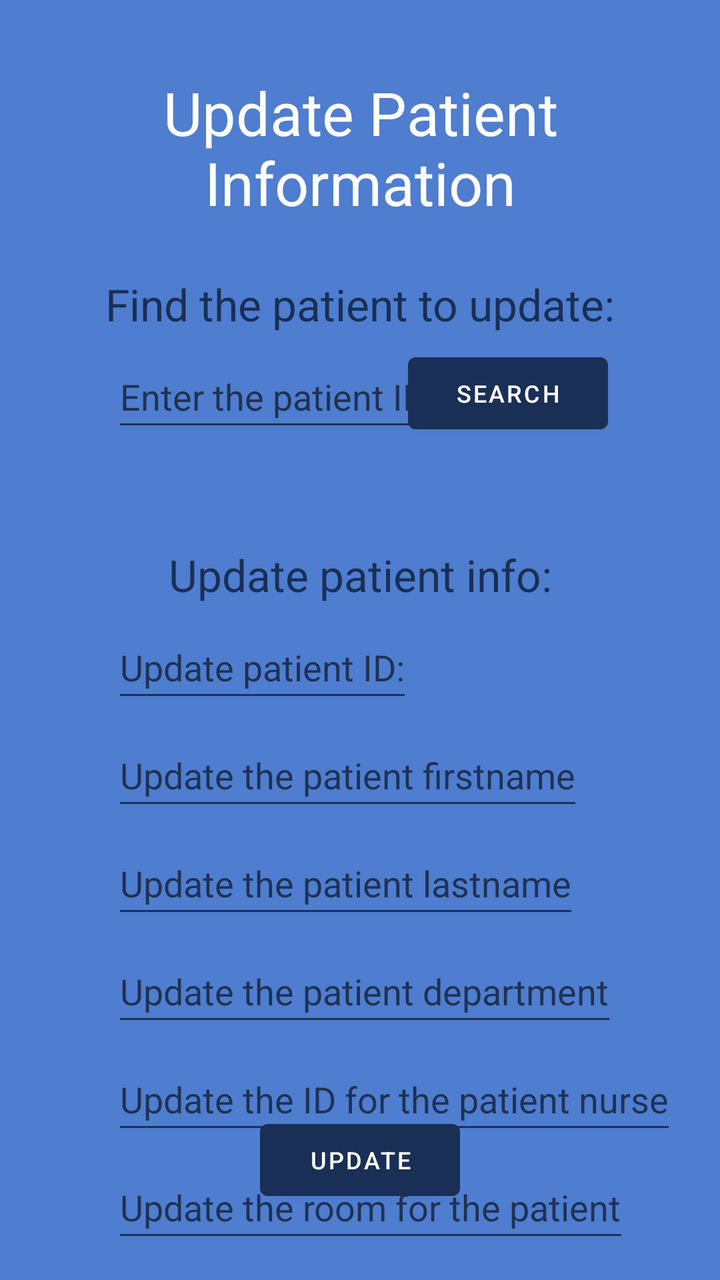
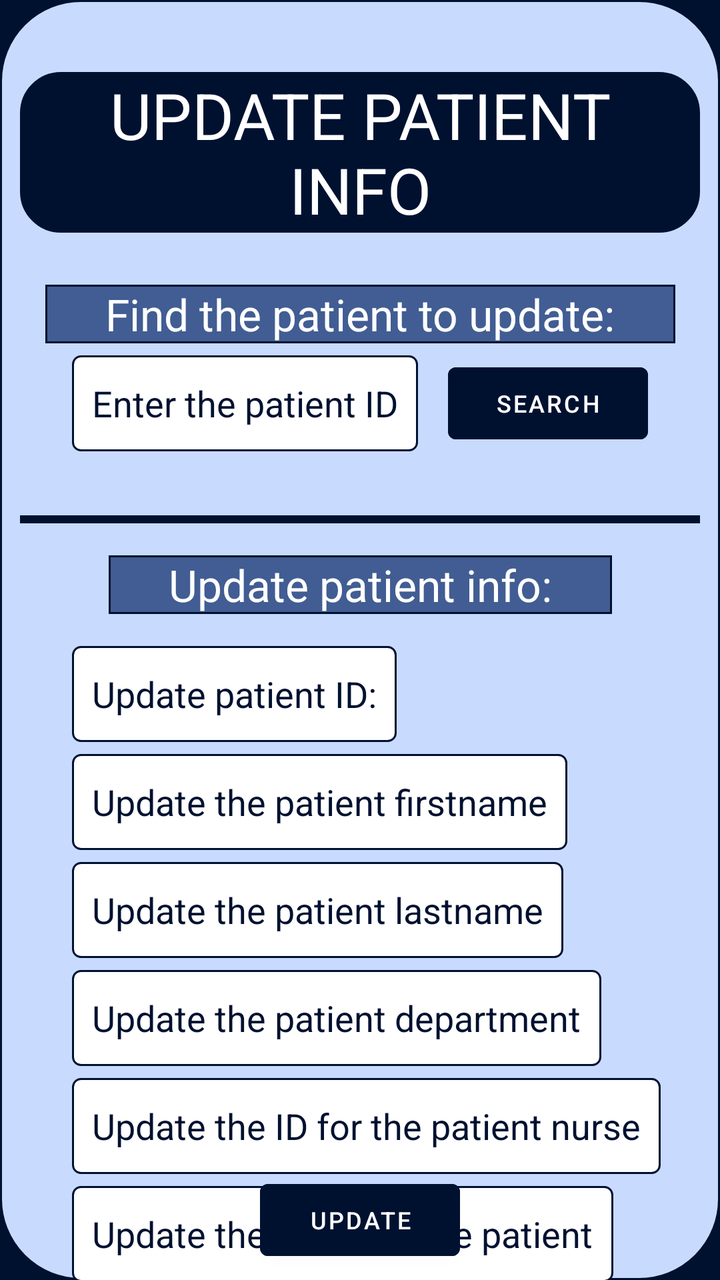

Before-and-after screenshots of an Android layout around one commit, followed by the original layout XML and the change that was made.
<!-- AndroidManifest.xml: application theme Theme.Alexandermaynard_COMP304Lab3_Ex1 -->
<!-- res/layout/activity_update_info.xml -->
<?xml version="1.0" encoding="utf-8"?>
<androidx.constraintlayout.widget.ConstraintLayout xmlns:android="http://schemas.android.com/apk/res/android"
    xmlns:app="http://schemas.android.com/apk/res-auto"
    xmlns:tools="http://schemas.android.com/tools"
    android:id="@+id/main"
    android:layout_width="match_parent"
    android:layout_height="match_parent"
    tools:context=".UpdateInfo">

    <TextView
        android:id="@+id/patient_title"
        style="@style/title_text"
        android:layout_width="wrap_content"
        android:layout_height="wrap_content"
        android:layout_marginTop="36dp"
        android:text="@string/update_info_title"
        app:layout_constraintEnd_toEndOf="parent"
        app:layout_constraintStart_toStartOf="parent"
        app:layout_constraintTop_toTopOf="parent" />

    <TextView
        android:id="@+id/find_patient_title"
        style="@style/sub_title_text"
        android:layout_width="wrap_content"
        android:layout_height="wrap_content"
        android:layout_marginTop="26dp"
        android:text="@string/find_patient_title"
        app:layout_constraintEnd_toEndOf="parent"
        app:layout_constraintStart_toStartOf="parent"
        app:layout_constraintTop_toBottomOf="@+id/patient_title" />

    <EditText
        android:id="@+id/patient_id_search"
        style="@style/right_aligned_edit_text"
        android:layout_width="wrap_content"
        android:layout_height="48dp"
        android:layout_marginStart="56dp"
        android:layout_marginTop="6dp"
        android:autofillHints="enter the patient's ID"
        android:hint="@string/patient_id_hint"
        android:inputType="number"
        app:layout_constraintStart_toStartOf="parent"
        app:layout_constraintTop_toBottomOf="@+id/find_patient_title" />

    <Button
        android:id="@+id/search_patient_btn"
        style="@style/regular_button"
        android:layout_marginTop="6dp"
        android:layout_marginEnd="56dp"
        android:text="@string/search_btn_text"
        app:layout_constraintEnd_toEndOf="parent"
        app:layout_constraintTop_toBottomOf="@+id/find_patient_title" />

    <TextView
        android:id="@+id/update_patient_title"
        style="@style/sub_title_text"
        android:layout_marginTop="106dp"
        android:text="@string/update_patient_title"
        app:layout_constraintEnd_toEndOf="parent"
        app:layout_constraintStart_toStartOf="parent"
        app:layout_constraintTop_toBottomOf="@+id/find_patient_title" />

    <EditText
        android:id="@+id/patient_id_entry"
        style="@style/right_aligned_edit_text"
        android:autofillHints="enter the patient's id"
        android:hint="@string/update_patient_id_hint"
        android:inputType="number"
        app:layout_constraintStart_toStartOf="parent"
        app:layout_constraintTop_toBottomOf="@+id/update_patient_title" />

    <EditText
        android:id="@+id/patient_firstname_entry"
        style="@style/right_aligned_edit_text"
        android:autofillHints="enter the patient's firstname"
        android:hint="@string/update_patient_firstname_hint"
        android:inputType="text"
        app:layout_constraintStart_toStartOf="parent"
        app:layout_constraintTop_toBottomOf="@+id/patient_id_entry" />

    <EditText
        android:id="@+id/patient_lastname_entry"
        style="@style/right_aligned_edit_text"
        android:autofillHints="enter the patient's lastname"
        android:hint="@string/update_patient_lastname_hint"
        android:inputType="text"
        app:layout_constraintStart_toStartOf="parent"
        app:layout_constraintTop_toBottomOf="@+id/patient_firstname_entry" />

    <EditText
        android:id="@+id/patient_department_entry"
        style="@style/right_aligned_edit_text"
        android:autofillHints="enter the patient's department"
        android:hint="@string/update_patient_department_hint"
        android:inputType="text"
        app:layout_constraintStart_toStartOf="parent"
        app:layout_constraintTop_toBottomOf="@+id/patient_lastname_entry" />

    <EditText
        android:id="@+id/patient_nurse_id"
        style="@style/right_aligned_edit_text"
        android:autofillHints="enter the ID for the patient's nurse"
        android:hint="@string/update_patient_nurse_id_hint"
        android:inputType="number"
        app:layout_constraintStart_toStartOf="parent"
        app:layout_constraintTop_toBottomOf="@+id/patient_department_entry" />

    <EditText
        android:id="@+id/patient_room_entry"
        style="@style/right_aligned_edit_text"
        android:autofillHints="enter the room number of the patient"
        android:hint="@string/update_patient_room_hint"
        android:inputType="number"
        app:layout_constraintStart_toStartOf="parent"
        app:layout_constraintTop_toBottomOf="@+id/patient_nurse_id" />

    <Button
        android:id="@+id/submit_btn"
        style="@style/regular_button"
        android:text="@string/update_btn_text"
        app:layout_constraintBottom_toBottomOf="parent"
        app:layout_constraintEnd_toEndOf="parent"
        app:layout_constraintStart_toStartOf="parent" />

</androidx.constraintlayout.widget.ConstraintLayout>
<!-- resources referenced by this layout -->
<resources>
  <string name="update_info_title">Update Patient Information</string>
  <style name="regular_button">
          <item name="android:layout_width">100dp</item>
          <item name="android:layout_height">48dp</item>
          <item name="android:textColor">@color/white</item>
          <item name="android:backgroundTint">@color/dark_blue</item>
          <item name="android:layout_marginBottom">36dp</item>
          <item name="android:textSize">12sp</item>
      </style>
  <style name="right_aligned_edit_text">
          <item name="android:layout_width">wrap_content</item>
          <item name="android:layout_height">48dp</item>
          <item name="android:textColor">@color/black</item>
          <item name="android:layout_marginTop">6dp</item>
          <item name="android:layout_marginStart">56dp</item>
      </style>
  <style name="sub_title_text">
          <item name="android:textSize">22sp</item>
          <item name="android:textColor">@color/dark_blue</item>
          <item name="android:textAlignment">center</item>
          <item name="android:layout_marginTop">16dp</item>
          <item name="layout_constraintVertical_bias">0.392</item>
          <item name="android:layout_width">wrap_content</item>
          <item name="android:layout_height">wrap_content</item>
      </style>
  <style name="title_text">
          <item name="android:textSize">30sp</item>
          <item name="android:textColor">@color/white</item>
          <item name="android:textAlignment">center</item>
          <item name="android:layout_marginTop">26dp</item>
          <item name="layout_constraintVertical_bias">0.392</item>
          <item name="android:layout_width">wrap_content</item>
          <item name="android:layout_height">wrap_content</item>
      </style>
  <color name="dark_blue">#1A2F55</color>
  <color name="black">#FF000000</color>
  <style name="Base.Theme.Alexandermaynard_COMP304Lab3_Ex1" parent="Theme.MaterialComponents.DayNight.DarkActionBar">
          
          <item name="colorPrimary">@color/dark_blue</item>
          <item name="colorSecondary">@color/white</item>
          <item name="android:textColor">@color/dark_blue</item>
          <item name="android:windowBackground">@color/light_blue</item>
          <item name="android:textSize">18sp</item>
      </style>
  <color name="light_blue">#4F7DCF</color>
  <!-- unchanged entries left out for length: 13 -->
</resources>

<!-- the commit's change to res/layout/activity_update_info.xml (unified diff, before → after) -->
@@ -5,70 +5,106 @@
     android:id="@+id/main"
     android:layout_width="match_parent"
     android:layout_height="match_parent"
+    style="@style/activity_frame_layout_margin"
+    android:background="@drawable/content_frame_border"
     tools:context=".UpdateInfo">
 
+    
     <TextView
         android:id="@+id/patient_title"
         style="@style/title_text"
-        android:layout_width="wrap_content"
-        android:layout_height="wrap_content"
         android:layout_marginTop="36dp"
         android:text="@string/update_info_title"
+        android:background="@drawable/title_border"
         app:layout_constraintEnd_toEndOf="parent"
         app:layout_constraintStart_toStartOf="parent"
         app:layout_constraintTop_toTopOf="parent" />
 
+
+
+    
+    
+
+    
     <TextView
         android:id="@+id/find_patient_title"
         style="@style/sub_title_text"
-        android:layout_width="wrap_content"
-        android:layout_height="wrap_content"
         android:layout_marginTop="26dp"
         android:text="@string/find_patient_title"
+        android:background="@drawable/sub_title_border"
         app:layout_constraintEnd_toEndOf="parent"
         app:layout_constraintStart_toStartOf="parent"
         app:layout_constraintTop_toBottomOf="@+id/patient_title" />
 
+    
     <EditText
         android:id="@+id/patient_id_search"
         style="@style/right_aligned_edit_text"
         android:layout_width="wrap_content"
         android:layout_height="48dp"
-        android:layout_marginStart="56dp"
         android:layout_marginTop="6dp"
         android:autofillHints="enter the patient's ID"
+        android:background="@drawable/edit_text_border"
         android:hint="@string/patient_id_hint"
         android:inputType="number"
         app:layout_constraintStart_toStartOf="parent"
         app:layout_constraintTop_toBottomOf="@+id/find_patient_title" />
 
+    
     <Button
         android:id="@+id/search_patient_btn"
         style="@style/regular_button"
         android:layout_marginTop="6dp"
-        android:layout_marginEnd="56dp"
+        android:layout_marginEnd="26dp"
         android:text="@string/search_btn_text"
         app:layout_constraintEnd_toEndOf="parent"
         app:layout_constraintTop_toBottomOf="@+id/find_patient_title" />
 
+
+    
+    <View
+        android:id="@+id/content_divider"
+        android:layout_width="match_parent"
+        android:layout_height="4dp"
+        android:layout_marginTop="32dp"
+        android:background="@color/dark_blue"
+        app:layout_constraintEnd_toEndOf="parent"
+        app:layout_constraintHorizontal_bias="0.0"
+        app:layout_constraintStart_toStartOf="parent"
+        app:layout_constraintTop_toBottomOf="@+id/patient_id_search" />
+
+    
+    
+
+
+
+    
+    
+
+    
     <TextView
         android:id="@+id/update_patient_title"
         style="@style/sub_title_text"
-        android:layout_marginTop="106dp"
+        android:layout_marginTop="16dp"
+        android:background="@drawable/sub_title_border"
         android:text="@string/update_patient_title"
         app:layout_constraintEnd_toEndOf="parent"
         app:layout_constraintStart_toStartOf="parent"
-        app:layout_constraintTop_toBottomOf="@+id/find_patient_title" />
+        app:layout_constraintTop_toBottomOf="@+id/content_divider" />
 
+    
     <EditText
         android:id="@+id/patient_id_entry"
         style="@style/right_aligned_edit_text"
+        android:layout_marginTop="16dp"
         android:autofillHints="enter the patient's id"
+        android:background="@drawable/edit_text_border"
         android:hint="@string/update_patient_id_hint"
         android:inputType="number"
         app:layout_constraintStart_toStartOf="parent"
         app:layout_constraintTop_toBottomOf="@+id/update_patient_title" />
 
+    
     <EditText
         android:id="@+id/patient_firstname_entry"
         style="@style/right_aligned_edit_text"
@@ -76,8 +112,10 @@
         android:hint="@string/update_patient_firstname_hint"
         android:inputType="text"
         app:layout_constraintStart_toStartOf="parent"
+        android:background="@drawable/edit_text_border"
         app:layout_constraintTop_toBottomOf="@+id/patient_id_entry" />
 
+    
     <EditText
         android:id="@+id/patient_lastname_entry"
         style="@style/right_aligned_edit_text"
@@ -85,8 +123,10 @@
         android:hint="@string/update_patient_lastname_hint"
         android:inputType="text"
         app:layout_constraintStart_toStartOf="parent"
+        android:background="@drawable/edit_text_border"
         app:layout_constraintTop_toBottomOf="@+id/patient_firstname_entry" />
 
+    
     <EditText
         android:id="@+id/patient_department_entry"
         style="@style/right_aligned_edit_text"
@@ -94,8 +134,10 @@
         android:hint="@string/update_patient_department_hint"
         android:inputType="text"
         app:layout_constraintStart_toStartOf="parent"
+        android:background="@drawable/edit_text_border"
         app:layout_constraintTop_toBottomOf="@+id/patient_lastname_entry" />
 
+    
     <EditText
         android:id="@+id/patient_nurse_id"
         style="@style/right_aligned_edit_text"
@@ -103,8 +145,10 @@
         android:hint="@string/update_patient_nurse_id_hint"
         android:inputType="number"
         app:layout_constraintStart_toStartOf="parent"
+        android:background="@drawable/edit_text_border"
         app:layout_constraintTop_toBottomOf="@+id/patient_department_entry" />
 
+    
     <EditText
         android:id="@+id/patient_room_entry"
         style="@style/right_aligned_edit_text"
@@ -112,8 +156,10 @@
         android:hint="@string/update_patient_room_hint"
         android:inputType="number"
         app:layout_constraintStart_toStartOf="parent"
+        android:background="@drawable/edit_text_border"
         app:layout_constraintTop_toBottomOf="@+id/patient_nurse_id" />
 
+    
     <Button
         android:id="@+id/submit_btn"
         style="@style/regular_button"
@@ -122,4 +168,7 @@
         app:layout_constraintEnd_toEndOf="parent"
         app:layout_constraintStart_toStartOf="parent" />
 
+    
+    
+
 </androidx.constraintlayout.widget.ConstraintLayout>
<!-- resource entries referenced after the edit -->
@@ -1,24 +1,27 @@
 <!-- resources referenced by this layout -->
 <resources>
-  <string name="update_info_title">Update Patient Information</string>
+  <string name="update_info_title">UPDATE PATIENT INFO</string>
+  <style name="activity_frame_layout_margin">
+          <item name="android:layout_margin">10dp</item>
+      </style>
   <style name="regular_button">
           <item name="android:layout_width">100dp</item>
           <item name="android:layout_height">48dp</item>
           <item name="android:textColor">@color/white</item>
           <item name="android:backgroundTint">@color/dark_blue</item>
-          <item name="android:layout_marginBottom">36dp</item>
+          <item name="android:layout_marginBottom">6dp</item>
           <item name="android:textSize">12sp</item>
       </style>
   <style name="right_aligned_edit_text">
           <item name="android:layout_width">wrap_content</item>
           <item name="android:layout_height">48dp</item>
-          <item name="android:textColor">@color/black</item>
+          <item name="android:textColorHint">@color/dark_blue</item>
+          <item name="android:textColor">@color/dark_blue</item>
           <item name="android:layout_marginTop">6dp</item>
-          <item name="android:layout_marginStart">56dp</item>
+          <item name="android:layout_marginStart">26dp</item>
       </style>
   <style name="sub_title_text">
           <item name="android:textSize">22sp</item>
-          <item name="android:textColor">@color/dark_blue</item>
           <item name="android:textAlignment">center</item>
           <item name="android:layout_marginTop">16dp</item>
           <item name="layout_constraintVertical_bias">0.392</item>
@@ -26,7 +29,7 @@
           <item name="android:layout_height">wrap_content</item>
       </style>
   <style name="title_text">
-          <item name="android:textSize">30sp</item>
+          <item name="android:textSize">32sp</item>
           <item name="android:textColor">@color/white</item>
           <item name="android:textAlignment">center</item>
           <item name="android:layout_marginTop">26dp</item>
@@ -34,17 +37,63 @@
           <item name="android:layout_width">wrap_content</item>
           <item name="android:layout_height">wrap_content</item>
       </style>
-  <color name="dark_blue">#1A2F55</color>
-  <color name="black">#FF000000</color>
+  <color name="dark_blue">#001130</color>
+  <!-- drawable content_frame_border (drawable) -->
+  <?xml version="1.0" encoding="utf-8"?>
+  <shape xmlns:android="http://schemas.android.com/apk/res/android">
+      
+      <solid android:color="@color/light_blue"/>
+      
+      <corners android:radius="40dp"/>
+      
+      <stroke android:width="1dp" android:color="@color/dark_blue"/>
+      
+      <padding android:bottom="0dp" android:left="10dp" android:right="10dp" android:top="0dp"/>
+  </shape>
+  <!-- drawable edit_text_border (drawable) -->
+  <?xml version="1.0" encoding="utf-8"?>
+  <shape xmlns:android="http://schemas.android.com/apk/res/android">
+      
+      <solid android:color="@color/white"/>
+      
+      <corners android:radius="4dp"/>
+      
+      <stroke android:width="1dp" android:color="@color/dark_blue"/>
+      
+      <padding android:bottom="0dp" android:left="10dp" android:right="10dp" android:top="0dp"/>
+  </shape>
+  <!-- drawable sub_title_border (drawable) -->
+  <?xml version="1.0" encoding="utf-8"?>
+  <shape xmlns:android="http://schemas.android.com/apk/res/android">
+      
+      <solid android:color="@color/medium_blue"/>
+      
+      <stroke android:width="1dp" android:color="@color/dark_blue"/>
+      
+      <padding android:bottom="0dp" android:left="30dp" android:right="30dp" android:top="0dp"/>
+  </shape>
+  <!-- drawable title_border (drawable) -->
+  <?xml version="1.0" encoding="utf-8"?>
+  <shape xmlns:android="http://schemas.android.com/apk/res/android">
+      
+      <solid android:color="@color/dark_blue"/>
+      
+      <stroke android:width="1dp" android:color="@color/dark_blue"/>
+      
+      <corners android:radius="20dp"/>
+      
+      <padding android:bottom="0dp" android:left="30dp" android:right="30dp" android:top="0dp"/>
+  </shape>
   <style name="Base.Theme.Alexandermaynard_COMP304Lab3_Ex1" parent="Theme.MaterialComponents.DayNight.DarkActionBar">
           
           <item name="colorPrimary">@color/dark_blue</item>
           <item name="colorSecondary">@color/white</item>
-          <item name="android:textColor">@color/dark_blue</item>
-          <item name="android:windowBackground">@color/light_blue</item>
+          <item name="android:textColor">@color/white</item>
+          <item name="android:windowBackground">@color/dark_blue</item>
           <item name="android:textSize">18sp</item>
       </style>
-  <color name="light_blue">#4F7DCF</color>
+  <color name="light_blue">#C8DBFF</color>
+  <color name="medium_blue">#415D93</color>
   <!-- unchanged entries left out for length: 13 -->
 </resources>
 
